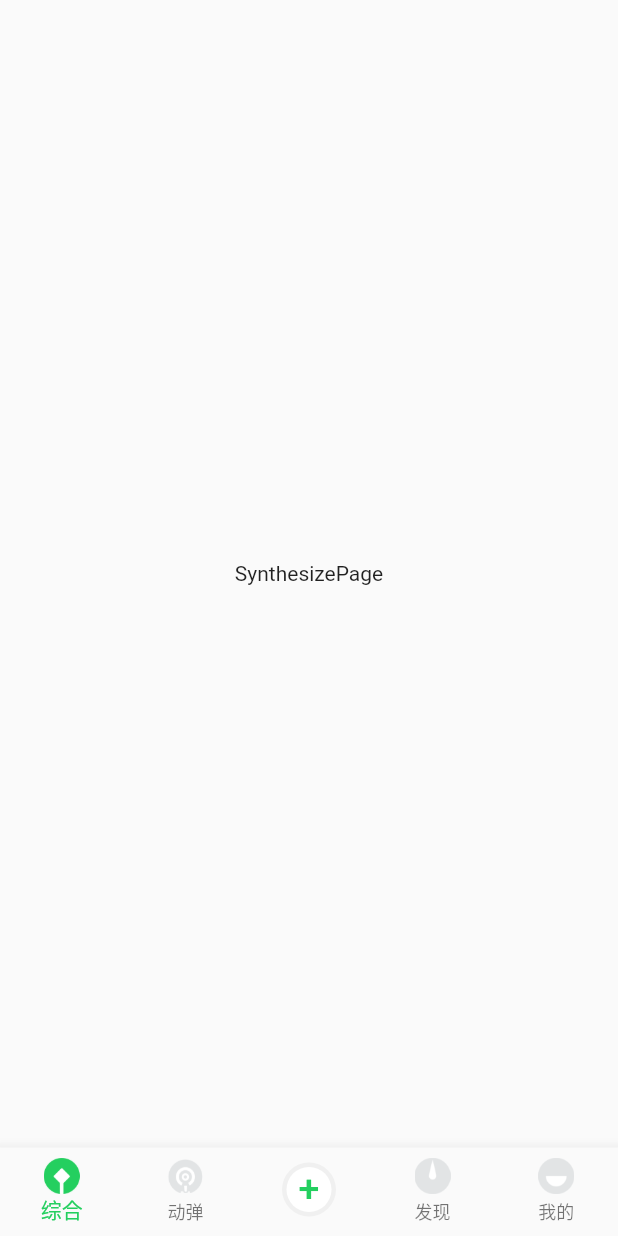
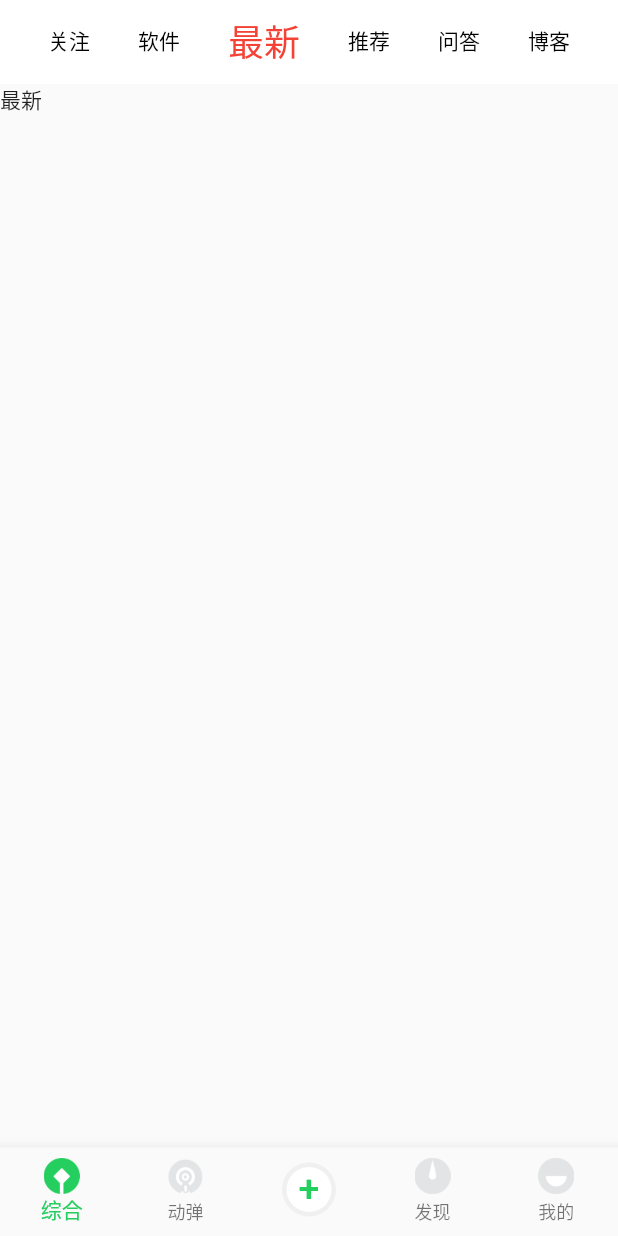
Before and after one commit to gloryliu/flutter_osc, a Flutter app: the screen it shows after launch, on a phone screen of 412 x 824 dp. Run offline on Flutter 3.47's test engine with Material 2 defaults, Android fonts, the phone set to English and light mode, and no system bars.

Commit message:
首页tabbar

```diff
--- a/lib/main.dart
+++ b/lib/main.dart
@@ -1,9 +1,15 @@
 import 'package:flutter/material.dart';
+import 'package:flutter/services.dart';
 import 'package:flutter_osc/pages/main_page.dart';
 import 'package:flutter_osc/pages/splash_page.dart';
 
 void main() {
+  WidgetsFlutterBinding.ensureInitialized();
+
   runApp(MyApp());
+
+  // 状态栏透明
+  SystemChrome.setSystemUIOverlayStyle(SystemUiOverlayStyle(statusBarColor: Colors.transparent));
 }
 
 
--- a/lib/pages/main/synthesize_page.dart
+++ b/lib/pages/main/synthesize_page.dart
@@ -1,4 +1,4 @@
-
+import 'package:flutter/cupertino.dart';
 import 'package:flutter/material.dart';
 
 // 综合页面
@@ -10,12 +10,40 @@ class SynthesizePage extends StatefulWidget {
   _SynthesizePageState createState() => _SynthesizePageState();
 }
 
-class _SynthesizePageState extends State<SynthesizePage> {
+class _SynthesizePageState extends State<SynthesizePage>
+    with SingleTickerProviderStateMixin {
+  final List<Widget> _tabName = [
+    Text('关注'),
+    Text('软件'),
+    Text('最新'),
+    Text('推荐'),
+    Text('问答'),
+    Text('博客'),
+    Text('英文'),
+  ];
+
   @override
   Widget build(BuildContext context) {
     return Container(
-      child: Center(
-        child: Text('SynthesizePage'),
+      child: DefaultTabController(
+        initialIndex: 2,
+        length: _tabName.length,
+        child: Scaffold(
+          appBar: AppBar(
+            elevation: 0,
+            title: TabBar(
+              isScrollable: true,
+              indicator: UnderlineTabIndicator(borderSide: BorderSide.none),
+              tabs: _tabName,
+              labelStyle: TextStyle(color: Colors.red, fontSize: 24),
+              unselectedLabelStyle:
+                  TextStyle(color: Colors.black, fontSize: 14),
+            ),
+          ),
+          body: TabBarView(
+            children: _tabName,
+          ),
+        ),
       ),
     );
   }
```
